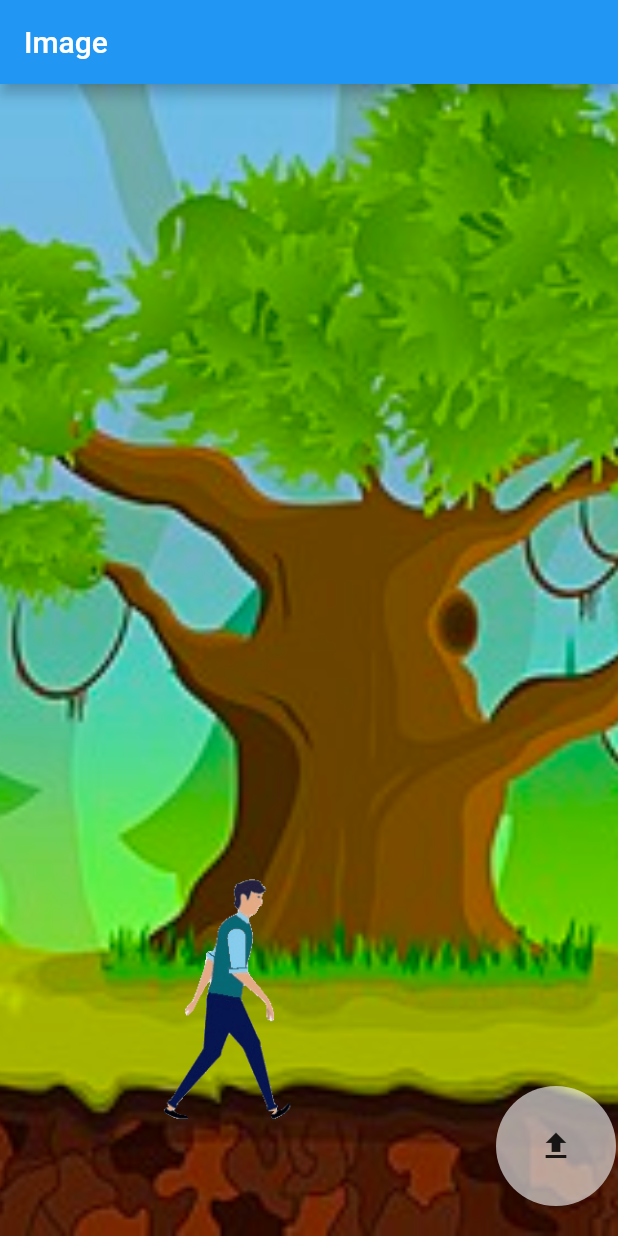
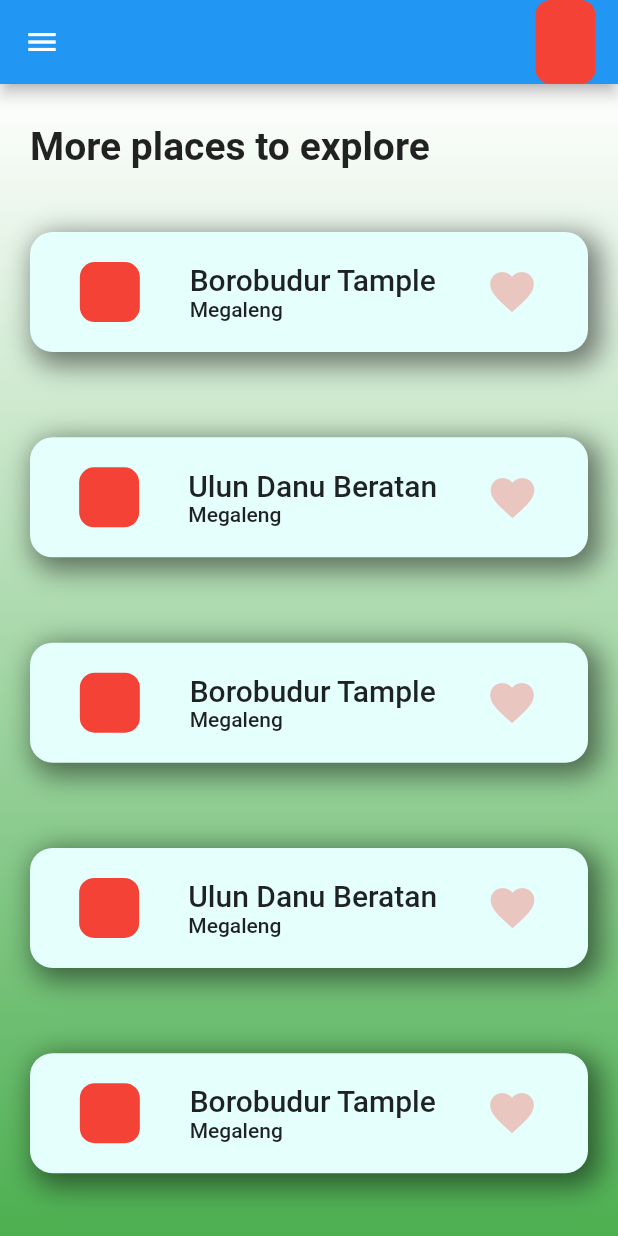
Before and after one commit to Boburbek6010/first_flutter_app, a Flutter app: the screen it shows after launch, on a phone screen of 412 x 824 dp. Run offline on Flutter 3.47's test engine with Material 3 defaults, Android fonts, the phone set to English and light mode, and no system bars.

Commit message:
Travel UI

```diff
--- a/lib/main.dart
+++ b/lib/main.dart
@@ -1,5 +1,8 @@
-import 'package:first_flutter_app/pages/buttons_example.dart';
+import 'package:first_flutter_app/pages/first_page.dart';
 import 'package:first_flutter_app/pages/home_page.dart';
+import 'package:first_flutter_app/pages/second_page.dart';
+import 'package:first_flutter_app/pages/splash_page.dart';
+import 'package:first_flutter_app/pages/third_page.dart';
 import 'package:flutter/material.dart';
 
 void main(){
@@ -17,8 +20,36 @@ class MyApp extends StatelessWidget{
         useMaterial3: false,
       ),
       title: "First Flutter App",
-      home: const HomePage(),
+      initialRoute: HomePage.id,
+      // home: const FirstPage(),
+      // navigatorObservers: [MyNavigationListener()],
+      routes: {
+        HomePage.id: (context) => const HomePage(),
+        SplashPage.id: (context) => const SplashPage(),
+        "first": (context) => const FirstPage(),
+        "second": (context) => const SecondPage(),
+        "third": (context) => const ThirdPage(),
+      },
     );
   }
 
 }
+
+class MyNavigationListener extends NavigatorObserver {
+  @override
+  void didPop(Route route, Route? previousRoute) {
+    super.didPop(route, previousRoute);
+    print('Did pop: ${route.settings.name}');
+  }
+  @override
+  void didPush(Route route, Route? previousRoute) {
+    super.didPush(route, previousRoute);
+    print('Did push: ${route.settings.name}');
+  }
+  @override
+  void didRemove(Route route, Route? previousRoute) {
+    super.didRemove(route, previousRoute);
+    print('Did Remove: ${route.settings.name}');
+
+  }
+}
--- a/lib/pages/home_page.dart
+++ b/lib/pages/home_page.dart
@@ -1,6 +1,7 @@
 import 'package:flutter/material.dart';
 
 class HomePage extends StatefulWidget {
+  static const id = "/home_page";
   const HomePage({super.key});
 
   @override
@@ -9,63 +10,155 @@ class HomePage extends StatefulWidget {
 
 class _HomePageState extends State<HomePage> {
 
-  bool isUp = false;
+  bool isFavourite1 = false;
+  bool isFavourite2 = false;
+  bool isFavourite3 = false;
+  bool isFavourite4 = false;
+  bool isFavourite5 = false;
 
   @override
   Widget build(BuildContext context) {
     return Scaffold(
+      drawer: Drawer(
+        backgroundColor: Colors.grey,
+        child: Column(
+          children: [
+            Expanded(
+              flex: 1,
+              child: Container(
+                color: Colors.red,
+              ),
+            ),
+            Expanded(
+              flex: 3,
+              child: Container(
+                color: Colors.yellow,
+                child: Align(
+                  alignment: Alignment.bottomCenter,
+                  child: ElevatedButton(
+                    onPressed: (){
+                      Navigator.pop(context);
+                    },
+                    child: const Text("Close"),
+                  ),
+                ),
+              ),
+            ),
+          ],
+        ),
+      ),
       appBar: AppBar(
-        title: const Text("Image"),
+        actions: [
+          Container(
+            margin: const EdgeInsets.only(right: 15),
+            height: 40,
+            width: 40,
+            decoration: BoxDecoration(
+              color: Colors.red,
+              borderRadius: BorderRadius.circular(10),
+            ),
+          ),
+        ],
       ),
       body: Container(
+        padding: const EdgeInsets.symmetric(horizontal: 20),
+        height: double.infinity,
         width: double.infinity,
-        height: double.infinity,
         decoration: const BoxDecoration(
-          image: DecorationImage(
-            image: AssetImage('assets/images/bcg.png'),
-            fit: BoxFit.cover,
+          gradient: LinearGradient(
+            begin: Alignment.topCenter,
+            end: Alignment.bottomCenter,
+            colors: [
+              Colors.white,
+              Colors.green,
+            ]
           ),
         ),
-        child: Row(
-          crossAxisAlignment: CrossAxisAlignment.end,
-          mainAxisAlignment: MainAxisAlignment.spaceAround,
+        child: Column(
+          crossAxisAlignment: CrossAxisAlignment.start,
+          mainAxisAlignment: MainAxisAlignment.spaceEvenly,
           children: [
-
-            //image
-            Align(
-              alignment: isUp ?const Alignment(1, -1):const Alignment(1, 0.8),
-              child: Image.asset(
-                "assets/images/person.gif",
-                height: 230,
-              ),
-            ),
-            //
-            const Spacer(),
-            const Spacer(),
-            const Spacer(),
-            const Spacer(),
-
-            //button
-            Padding(
-              padding: const EdgeInsets.only(bottom: 20, left: 20),
-              child: MaterialButton(
-                height: 80,
-                shape: const CircleBorder(),
-                color: Colors.white.withOpacity(0.6),
-                onPressed: (){},
-                onHighlightChanged: (_){
-                  print("isUp: $isUp");
-                  setState(() {});
-                  isUp = _;
-                },
-                child: const Icon(Icons.upload),
-              ),
-            ),
-
-            const Spacer(),
+            const Text("More places to explore", style: TextStyle(fontSize: 26, fontWeight: FontWeight.w600),),
+            _mainContainer("Borobudur Tample", isFavourite1, (){
+              setState(() {});
+              isFavourite1 = !isFavourite1;
+            }),
+            _mainContainer("Ulun Danu Beratan", isFavourite2, (){
+              setState(() {});
+              isFavourite2 = !isFavourite2;
+            }),
+            _mainContainer("Borobudur Tample", isFavourite3, (){
+              setState(() {});
+              isFavourite3 = !isFavourite3;
+            }),
+            _mainContainer("Ulun Danu Beratan", isFavourite4, (){
+              setState(() {});
+              isFavourite4 = !isFavourite4;
+            }),
+            _mainContainer("Borobudur Tample", isFavourite5, (){
+              setState(() {});
+              isFavourite5 = !isFavourite5;
+            }),
           ],
         ),
       ),
     );
   }
 }
+
+
+Widget _mainContainer (String name, bool isLiked, Function() onTap){
+  return Container(
+    height: 80,
+    width: double.infinity,
+    margin: const EdgeInsets.symmetric(vertical: 15),
+    decoration: BoxDecoration(
+        color: const Color.fromRGBO(229, 255, 253, 1),
+        borderRadius: BorderRadius.circular(15),
+        boxShadow: [
+          BoxShadow(
+            color: Colors.black.withOpacity(0.5),
+            spreadRadius: 3,
+            blurRadius: 15,
+            offset: const Offset(5, 5),
+          )
+        ]
+    ),
+    child: MaterialButton(
+      onPressed: (){},
+      onLongPress: onTap,
+      splashColor: Colors.white,
+      shape: RoundedRectangleBorder(
+        borderRadius: BorderRadius.circular(15),
+      ),
+      padding: EdgeInsets.zero,
+      child: Row(
+        mainAxisAlignment: MainAxisAlignment.spaceEvenly,
+        crossAxisAlignment: CrossAxisAlignment.center,
+        children: [
+          Container(
+            height: 40,
+            width: 40,
+            decoration: BoxDecoration(
+              color: Colors.red,
+              borderRadius: BorderRadius.circular(10),
+            ),
+          ),
+          Column(
+            mainAxisAlignment: MainAxisAlignment.center,
+            crossAxisAlignment: CrossAxisAlignment.start,
+            children: [
+              Text(name, style: const TextStyle(
+                fontSize: 20,
+                fontWeight: FontWeight.w500,
+
+              ),),
+              const Text("Megaleng"),
+            ],
+          ),
+          Icon(Icons.favorite, color: isLiked ?Colors.red:Colors.red.withOpacity(0.3), size: 35),
+        ],
+      ),
+    ),
+  );
+}
```
Also changed, not shown: lib/models/user_model.dart (added, +8 -0 lines), lib/pages/first_page.dart (added, +56 -0 lines), lib/pages/second_page.dart (added, +52 -0 lines), lib/pages/splash_page.dart (added, +39 -0 lines), lib/pages/third_page.dart (added, +33 -0 lines), 1 other file.
